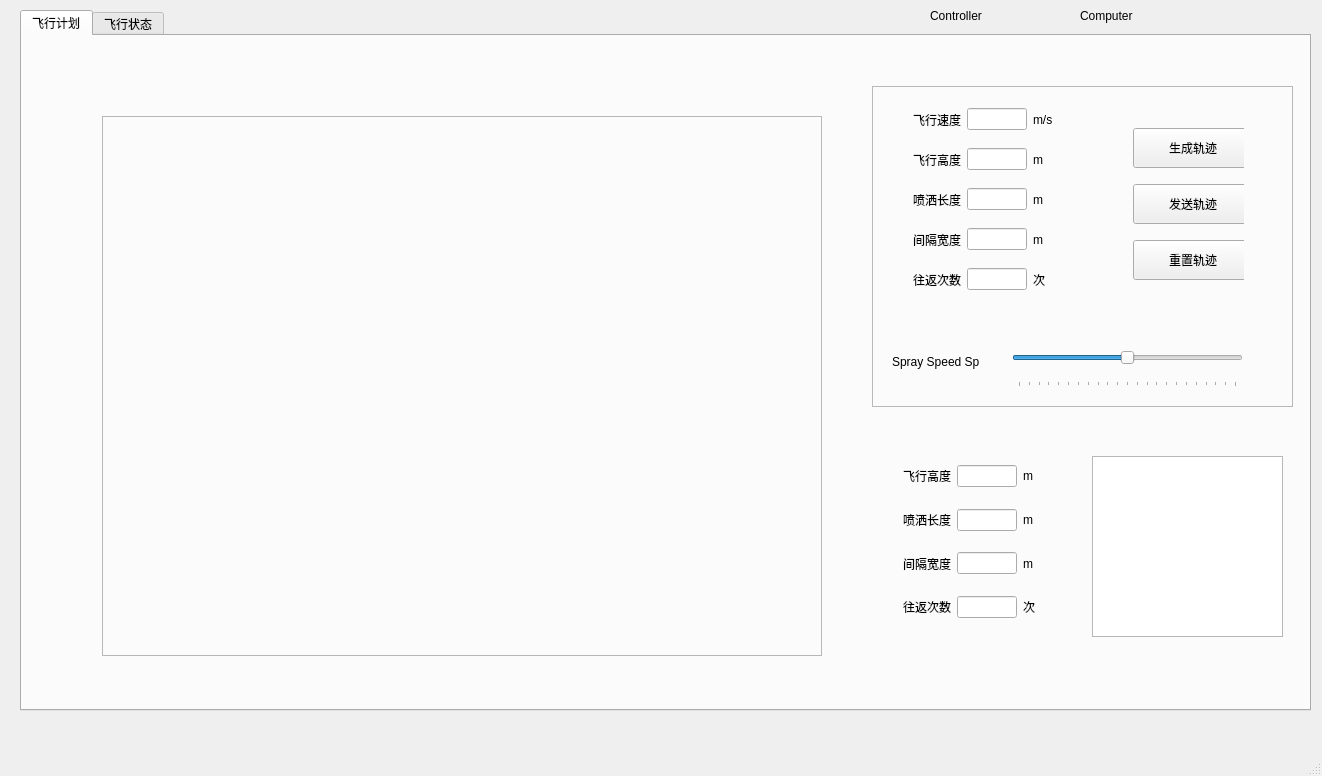
Old version of the form workspace/station/src/mainwindow.ui in the repository g-ch/workspace.
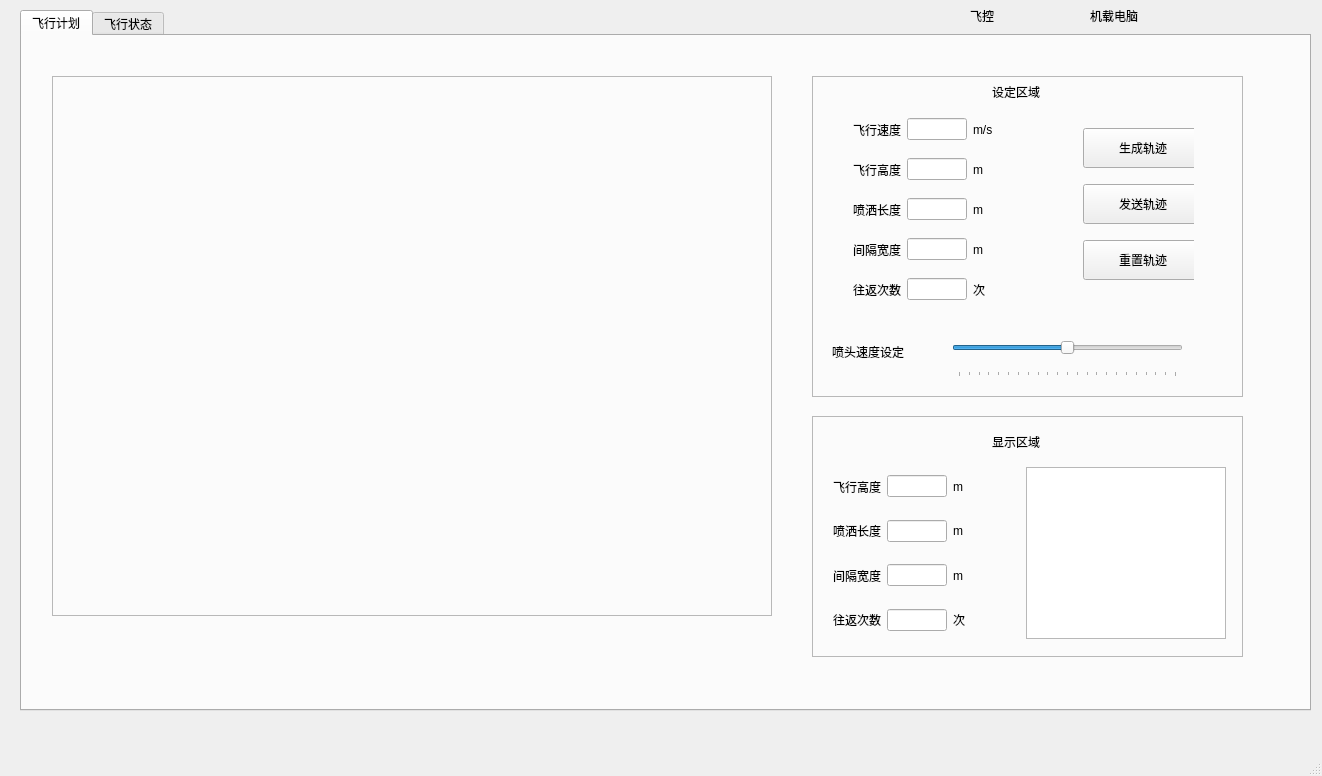
New version of the form. The open tabs and pages were chosen to show the change.

The edit to the form file:
```diff
--- a/workspace/station/src/mainwindow.ui
+++ b/workspace/station/src/mainwindow.ui
@@ -55,21 +55,11 @@
      <attribute name="title">
       <string>飞行计划</string>
      </attribute>
-     <widget class="QTextBrowser" name="textBrowser_Offboard_Message">
-      <property name="geometry">
-       <rect>
-        <x>1070</x>
-        <y>420</y>
-        <width>191</width>
-        <height>181</height>
-       </rect>
-      </property>
-     </widget>
      <widget class="QFrame" name="frame_Fly_Route">
       <property name="geometry">
        <rect>
-        <x>80</x>
-        <y>80</y>
+        <x>30</x>
+        <y>40</y>
         <width>720</width>
         <height>540</height>
        </rect>
@@ -93,172 +83,12 @@
        <enum>QFrame::Raised</enum>
       </property>
      </widget>
-     <widget class="QWidget" name="layoutWidget">
-      <property name="geometry">
-       <rect>
-        <x>870</x>
-        <y>410</y>
-        <width>171</width>
-        <height>191</height>
-       </rect>
-      </property>
-      <layout class="QVBoxLayout" name="verticalLayout_13">
-       <item>
-        <layout class="QHBoxLayout" name="horizontalLayout_12">
-         <item>
-          <widget class="QLabel" name="label_35">
-           <property name="text">
-            <string>飞行高度</string>
-           </property>
-          </widget>
-         </item>
-         <item>
-          <widget class="QLineEdit" name="lineEdit_Offboard_Height_R">
-           <property name="minimumSize">
-            <size>
-             <width>60</width>
-             <height>0</height>
-            </size>
-           </property>
-           <property name="maximumSize">
-            <size>
-             <width>60</width>
-             <height>16777215</height>
-            </size>
-           </property>
-           <property name="readOnly">
-            <bool>true</bool>
-           </property>
-          </widget>
-         </item>
-         <item>
-          <widget class="QLabel" name="label_36">
-           <property name="text">
-            <string>m</string>
-           </property>
-          </widget>
-         </item>
-        </layout>
-       </item>
-       <item>
-        <layout class="QHBoxLayout" name="horizontalLayout_9">
-         <item>
-          <widget class="QLabel" name="label_29">
-           <property name="text">
-            <string>喷洒长度</string>
-           </property>
-          </widget>
-         </item>
-         <item>
-          <widget class="QLineEdit" name="lineEdit_Offboard_Length_R">
-           <property name="minimumSize">
-            <size>
-             <width>60</width>
-             <height>0</height>
-            </size>
-           </property>
-           <property name="maximumSize">
-            <size>
-             <width>60</width>
-             <height>16777215</height>
-            </size>
-           </property>
-           <property name="readOnly">
-            <bool>true</bool>
-           </property>
-          </widget>
-         </item>
-         <item>
-          <widget class="QLabel" name="label_30">
-           <property name="text">
-            <string>m</string>
-           </property>
-          </widget>
-         </item>
-        </layout>
-       </item>
-       <item>
-        <layout class="QHBoxLayout" name="horizontalLayout_11">
-         <item>
-          <widget class="QLabel" name="label_33">
-           <property name="text">
-            <string>间隔宽度</string>
-           </property>
-          </widget>
-         </item>
-         <item>
-          <widget class="QLineEdit" name="lineEdit_Offboard_Width_R">
-           <property name="minimumSize">
-            <size>
-             <width>60</width>
-             <height>0</height>
-            </size>
-           </property>
-           <property name="maximumSize">
-            <size>
-             <width>60</width>
-             <height>16777215</height>
-            </size>
-           </property>
-           <property name="readOnly">
-            <bool>true</bool>
-           </property>
-          </widget>
-         </item>
-         <item>
-          <widget class="QLabel" name="label_34">
-           <property name="text">
-            <string>m</string>
-           </property>
-          </widget>
-         </item>
-        </layout>
-       </item>
-       <item>
-        <layout class="QHBoxLayout" name="horizontalLayout_10">
-         <item>
-          <widget class="QLabel" name="label_31">
-           <property name="text">
-            <string>往返次数</string>
-           </property>
-          </widget>
-         </item>
-         <item>
-          <widget class="QLineEdit" name="lineEdit_Offboard_Times_R">
-           <property name="minimumSize">
-            <size>
-             <width>60</width>
-             <height>0</height>
-            </size>
-           </property>
-           <property name="maximumSize">
-            <size>
-             <width>60</width>
-             <height>16777215</height>
-            </size>
-           </property>
-           <property name="readOnly">
-            <bool>true</bool>
-           </property>
-          </widget>
-         </item>
-         <item>
-          <widget class="QLabel" name="label_32">
-           <property name="text">
-            <string>次</string>
-           </property>
-          </widget>
-         </item>
-        </layout>
-       </item>
-      </layout>
-     </widget>
      <widget class="QFrame" name="frame">
       <property name="geometry">
        <rect>
-        <x>850</x>
-        <y>50</y>
-        <width>421</width>
+        <x>790</x>
+        <y>40</y>
+        <width>431</width>
         <height>321</height>
        </rect>
       </property>
@@ -271,8 +101,8 @@
       <widget class="QWidget" name="layoutWidget">
        <property name="geometry">
         <rect>
-         <x>250</x>
-         <y>30</y>
+         <x>260</x>
+         <y>40</y>
          <width>122</width>
          <height>177</height>
         </rect>
@@ -344,7 +174,7 @@
        <property name="geometry">
         <rect>
          <x>30</x>
-         <y>10</y>
+         <y>30</y>
          <width>177</width>
          <height>207</height>
         </rect>
@@ -569,7 +399,238 @@
         </rect>
        </property>
        <property name="text">
-        <string>Spray Speed Sp</string>
+        <string>喷头速度设定</string>
+       </property>
+      </widget>
+      <widget class="QLabel" name="label_40">
+       <property name="geometry">
+        <rect>
+         <x>180</x>
+         <y>0</y>
+         <width>61</width>
+         <height>31</height>
+        </rect>
+       </property>
+       <property name="lineWidth">
+        <number>2</number>
+       </property>
+       <property name="text">
+        <string>设定区域</string>
+       </property>
+       <property name="scaledContents">
+        <bool>false</bool>
+       </property>
+      </widget>
+     </widget>
+     <widget class="QFrame" name="frame_2">
+      <property name="geometry">
+       <rect>
+        <x>790</x>
+        <y>380</y>
+        <width>431</width>
+        <height>241</height>
+       </rect>
+      </property>
+      <property name="frameShape">
+       <enum>QFrame::StyledPanel</enum>
+      </property>
+      <property name="frameShadow">
+       <enum>QFrame::Raised</enum>
+      </property>
+      <widget class="QWidget" name="layoutWidget">
+       <property name="geometry">
+        <rect>
+         <x>10</x>
+         <y>40</y>
+         <width>415</width>
+         <height>194</height>
+        </rect>
+       </property>
+       <layout class="QHBoxLayout" name="horizontalLayout_13">
+        <property name="spacing">
+         <number>40</number>
+        </property>
+        <item>
+         <layout class="QVBoxLayout" name="verticalLayout_13">
+          <item>
+           <layout class="QHBoxLayout" name="horizontalLayout_12">
+            <item>
+             <widget class="QLabel" name="label_35">
+              <property name="text">
+               <string>飞行高度</string>
+              </property>
+             </widget>
+            </item>
+            <item>
+             <widget class="QLineEdit" name="lineEdit_Offboard_Height_R">
+              <property name="minimumSize">
+               <size>
+                <width>60</width>
+                <height>0</height>
+               </size>
+              </property>
+              <property name="maximumSize">
+               <size>
+                <width>60</width>
+                <height>16777215</height>
+               </size>
+              </property>
+              <property name="readOnly">
+               <bool>true</bool>
+              </property>
+             </widget>
+            </item>
+            <item>
+             <widget class="QLabel" name="label_36">
+              <property name="text">
+               <string>m</string>
+              </property>
+             </widget>
+            </item>
+           </layout>
+          </item>
+          <item>
+           <layout class="QHBoxLayout" name="horizontalLayout_9">
+            <item>
+             <widget class="QLabel" name="label_29">
+              <property name="text">
+               <string>喷洒长度</string>
+              </property>
+             </widget>
+            </item>
+            <item>
+             <widget class="QLineEdit" name="lineEdit_Offboard_Length_R">
+              <property name="minimumSize">
+               <size>
+                <width>60</width>
+                <height>0</height>
+               </size>
+              </property>
+              <property name="maximumSize">
+               <size>
+                <width>60</width>
+                <height>16777215</height>
+               </size>
+              </property>
+              <property name="readOnly">
+               <bool>true</bool>
+              </property>
+             </widget>
+            </item>
+            <item>
+             <widget class="QLabel" name="label_30">
+              <property name="text">
+               <string>m</string>
+              </property>
+             </widget>
+            </item>
+           </layout>
+          </item>
+          <item>
+           <layout class="QHBoxLayout" name="horizontalLayout_11">
+            <item>
+             <widget class="QLabel" name="label_33">
+              <property name="text">
+               <string>间隔宽度</string>
+              </property>
+             </widget>
+            </item>
+            <item>
+             <widget class="QLineEdit" name="lineEdit_Offboard_Width_R">
+              <property name="minimumSize">
+               <size>
+                <width>60</width>
+                <height>0</height>
+               </size>
+              </property>
+              <property name="maximumSize">
+               <size>
+                <width>60</width>
+                <height>16777215</height>
+               </size>
+              </property>
+              <property name="readOnly">
+               <bool>true</bool>
+              </property>
+             </widget>
+            </item>
+            <item>
+             <widget class="QLabel" name="label_34">
+              <property name="text">
+               <string>m</string>
+              </property>
+             </widget>
+            </item>
+           </layout>
+          </item>
+          <item>
+           <layout class="QHBoxLayout" name="horizontalLayout_10">
+            <item>
+             <widget class="QLabel" name="label_31">
+              <property name="text">
+               <string>往返次数</string>
+              </property>
+             </widget>
+            </item>
+            <item>
+             <widget class="QLineEdit" name="lineEdit_Offboard_Times_R">
+              <property name="minimumSize">
+               <size>
+                <width>60</width>
+                <height>0</height>
+               </size>
+              </property>
+              <property name="maximumSize">
+               <size>
+                <width>60</width>
+                <height>16777215</height>
+               </size>
+              </property>
+              <property name="readOnly">
+               <bool>true</bool>
+              </property>
+             </widget>
+            </item>
+            <item>
+             <widget class="QLabel" name="label_32">
+              <property name="text">
+               <string>次</string>
+              </property>
+             </widget>
+            </item>
+           </layout>
+          </item>
+         </layout>
+        </item>
+        <item>
+         <widget class="QTextBrowser" name="textBrowser_Offboard_Message">
+          <property name="maximumSize">
+           <size>
+            <width>200</width>
+            <height>16777215</height>
+           </size>
+          </property>
+         </widget>
+        </item>
+       </layout>
+      </widget>
+      <widget class="QLabel" name="label_43">
+       <property name="geometry">
+        <rect>
+         <x>180</x>
+         <y>10</y>
+         <width>61</width>
+         <height>31</height>
+        </rect>
+       </property>
+       <property name="lineWidth">
+        <number>2</number>
+       </property>
+       <property name="text">
+        <string>显示区域</string>
+       </property>
+       <property name="scaledContents">
+        <bool>false</bool>
        </property>
       </widget>
      </widget>
@@ -1673,23 +1734,23 @@
    <widget class="QLabel" name="label_39">
     <property name="geometry">
      <rect>
-      <x>930</x>
+      <x>970</x>
       <y>0</y>
-      <width>71</width>
+      <width>31</width>
       <height>31</height>
      </rect>
     </property>
     <property name="text">
-     <string>Controller</string>
+     <string>飞控</string>
     </property>
    </widget>
    <widget class="QLabel" name="label_Controller">
     <property name="geometry">
      <rect>
       <x>1020</x>
-      <y>0</y>
-      <width>31</width>
-      <height>31</height>
+      <y>10</y>
+      <width>21</width>
+      <height>21</height>
      </rect>
     </property>
     <property name="text">
@@ -1699,23 +1760,23 @@
    <widget class="QLabel" name="label_41">
     <property name="geometry">
      <rect>
-      <x>1080</x>
+      <x>1090</x>
       <y>0</y>
-      <width>71</width>
+      <width>61</width>
       <height>31</height>
      </rect>
     </property>
     <property name="text">
-     <string>Computer</string>
+     <string>机载电脑</string>
     </property>
    </widget>
    <widget class="QLabel" name="label_Computer">
     <property name="geometry">
      <rect>
       <x>1170</x>
-      <y>0</y>
-      <width>31</width>
-      <height>31</height>
+      <y>10</y>
+      <width>21</width>
+      <height>21</height>
      </rect>
     </property>
     <property name="text">
```
Left out of the diff: 26 changed lines with no effect on the pictures.
